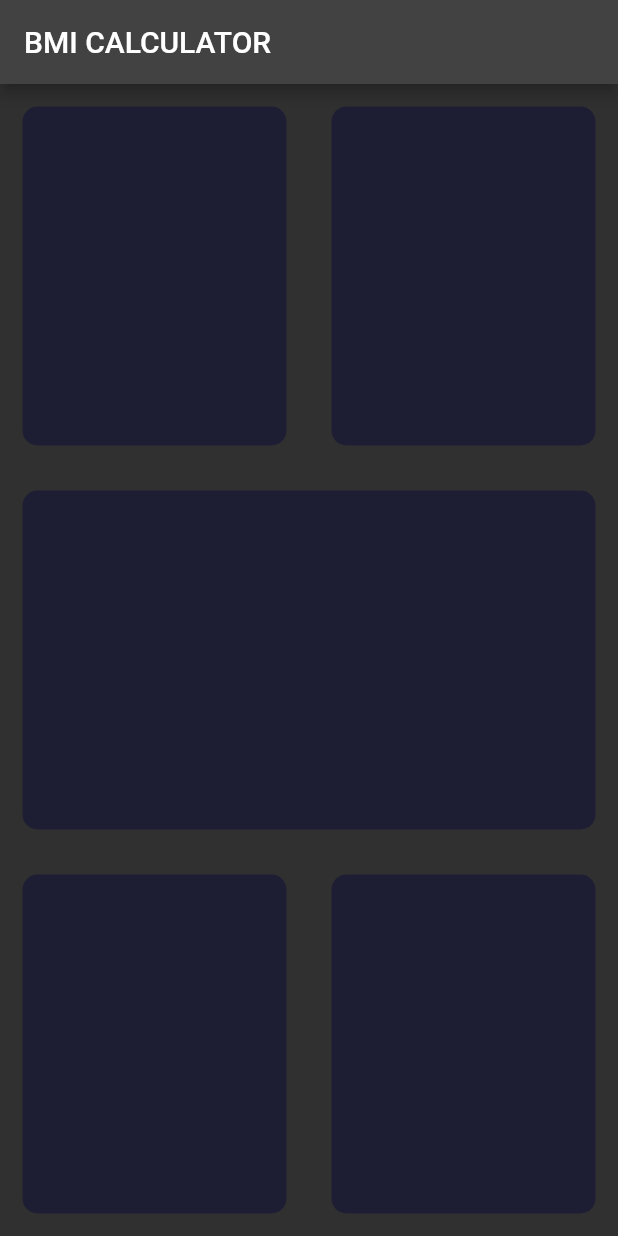
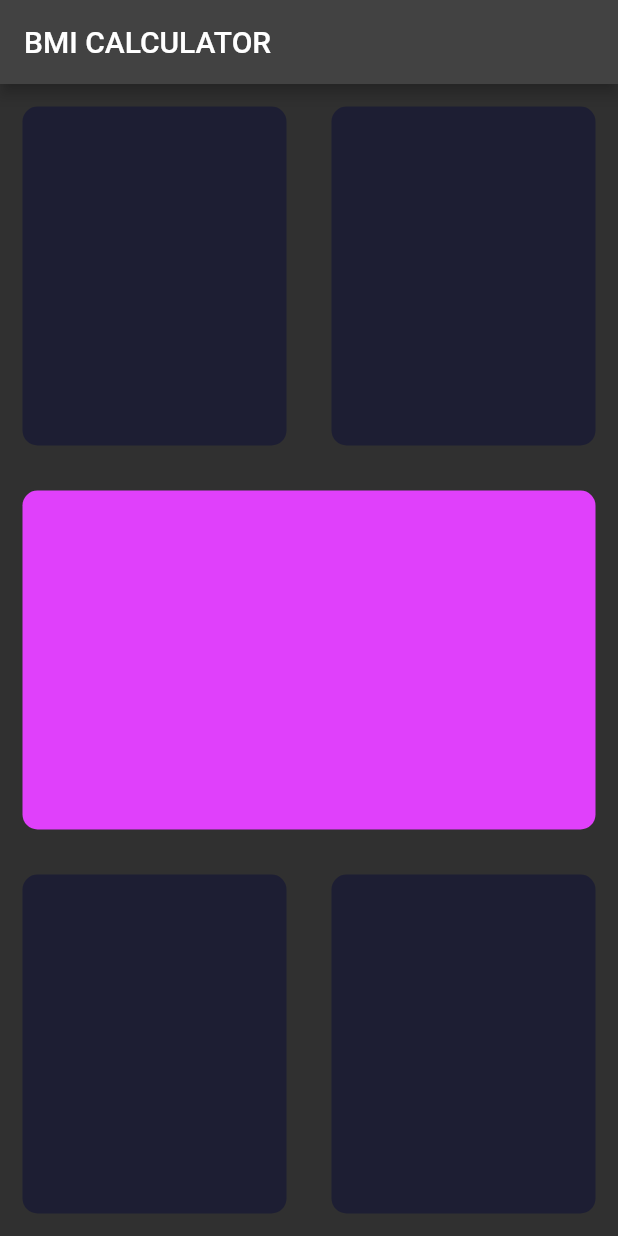
Before and after one commit to AsadBashir198/fa19-bcs-035, a Flutter app: the screen it shows after launch, on a phone screen of 412 x 824 dp. Run offline on Flutter 3.47's test engine with Material 2 defaults, Android fonts, the light colour scheme and no system bars.

Commit message:
refactor container code
The code is shorted using refactor

```diff
--- a/BMI/lib/input_page.dart
+++ b/BMI/lib/input_page.dart
@@ -19,19 +19,11 @@ class _inputpageState extends State<inputpage> {
         children: [
           Expanded(child:Row(
             children: [
-              Expanded(child:Container(
-                margin: EdgeInsets.all(15.0),
-                decoration: BoxDecoration(
-                  color:Color(0xFF1D1E33),
-                  borderRadius: BorderRadius.circular(10.0)
-                ),
+              Expanded(child:RepeatContainerCode(
+                colors:Color(0xFF1D1E33),
               ),),
-              Expanded(child:Container(
-                margin: EdgeInsets.all(15.0),
-                decoration: BoxDecoration(
-                    color:Color(0xFF1D1E33),
-                    borderRadius: BorderRadius.circular(10.0)
-                ),
+              Expanded(child:RepeatContainerCode(
+                colors:Color(0xFF1D1E33),
               ),),
             ],
 
@@ -39,30 +31,18 @@ class _inputpageState extends State<inputpage> {
 
           Expanded(child:Row(
             children: [
-              Expanded(child:Container(
-                margin: EdgeInsets.all(15.0),
-                decoration: BoxDecoration(
-                    color:Color(0xFF1D1E33),
-                    borderRadius: BorderRadius.circular(10.0)
-                ),
+              Expanded(child:RepeatContainerCode(
+                colors:Colors.purpleAccent,
               ),),
             ],
           ),),
 
           Expanded(child:Row(children: [
-            Expanded(child:Container(
-              margin: EdgeInsets.all(15.0),
-              decoration: BoxDecoration(
-                  color:Color(0xFF1D1E33),
-                  borderRadius: BorderRadius.circular(10.0)
-              ),
+            Expanded(child:RepeatContainerCode(
+              colors:Color(0xFF1D1E33),
             ),),
-            Expanded(child:Container(
-              margin: EdgeInsets.all(15.0),
-              decoration: BoxDecoration(
-                  color:Color(0xFF1D1E33),
-                  borderRadius: BorderRadius.circular(10.0)
-              ),
+            Expanded(child:RepeatContainerCode(
+              colors:Color(0xFF1D1E33),
             ),),
           ],
 
@@ -73,3 +53,19 @@ class _inputpageState extends State<inputpage> {
     );
   }
 }
+
+class RepeatContainerCode extends StatelessWidget {
+  RepeatContainerCode({required this.colors});
+  Color colors;
+
+  @override
+  Widget build(BuildContext context) {
+    return Container(
+      margin: EdgeInsets.all(15.0),
+      decoration: BoxDecoration(
+        color:colors,
+        borderRadius: BorderRadius.circular(10.0)
+      ),
+    );
+  }
+}
```
